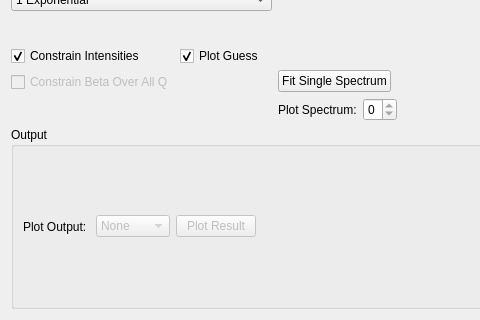
This is MantidQt/CustomInterfaces/inc/MantidQtCustomInterfaces/Indirect/IqtFit.ui in mantidproject/mantid as Qt 5 draws it before an edit; both pictures show x 0 to 480 and y 259 to 579 of the 777 by 579 pixel window. The edited form follows.
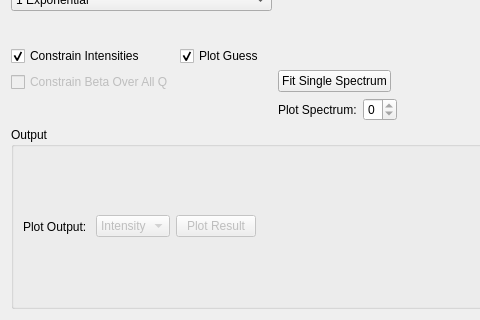
This is the edited form. Custom widgets are drawn as their Qt base class.

Commit message:
IqtFit removed none from plot options
Refs #17022

The edit to the form file:
```diff
--- a/MantidQt/CustomInterfaces/inc/MantidQtCustomInterfaces/Indirect/IqtFit.ui
+++ b/MantidQt/CustomInterfaces/inc/MantidQtCustomInterfaces/Indirect/IqtFit.ui
@@ -263,11 +263,6 @@
         <property name="enabled">
          <bool>false</bool>
         </property>
-        <item>
-         <property name="text">
-          <string>None</string>
-         </property>
-        </item>
         <item>
          <property name="text">
           <string>Intensity</string>
```
